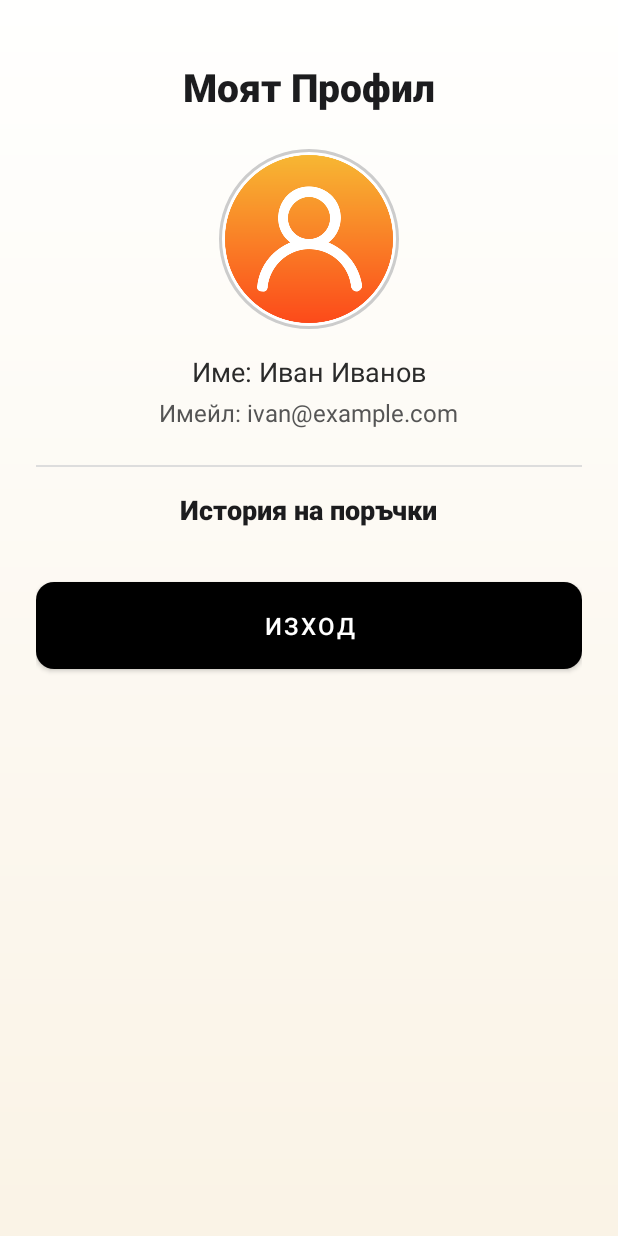
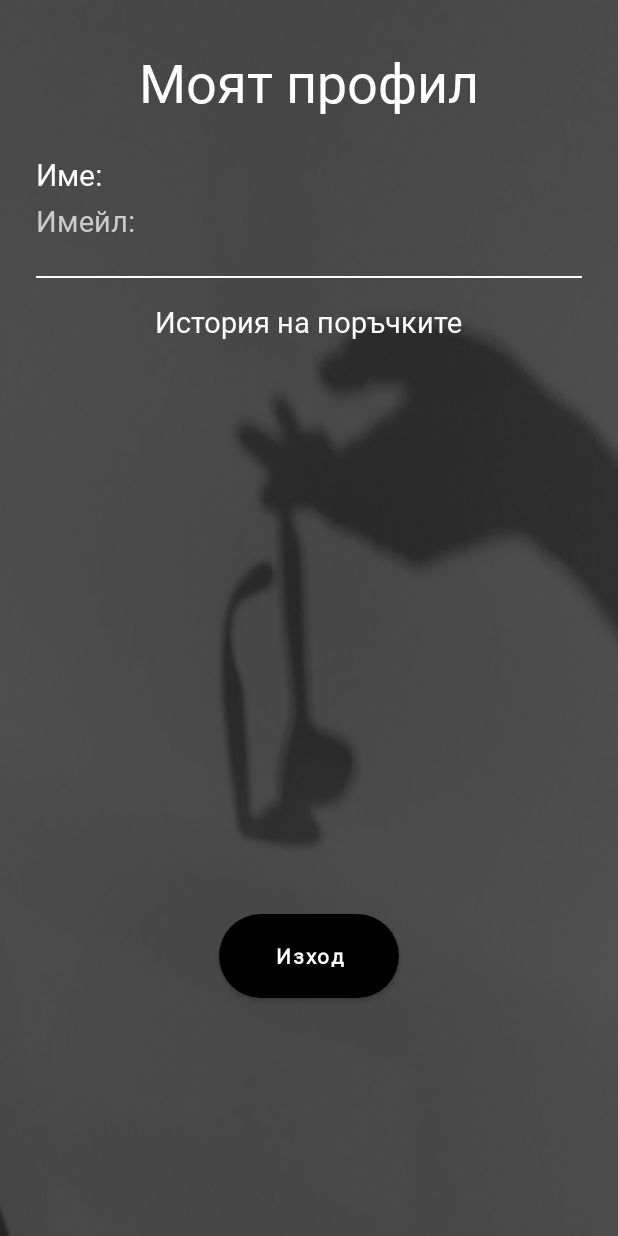
Before and after one commit to viktorkrustev/Glasses-Store, an Android app: the ProfileActivity screen opened directly, with no data from a screen before it, on a phone screen of 412 x 824 dp. Run offline under Robolectric (Android 15) with nearby library versions, the phone set to English and light mode, and no system bars; pictures from the network do not load; 2 statements that could not run were skipped.

Commit message:
activity_profile new design

```diff
--- a/app/src/main/res/layout/activity_profile.xml
+++ b/app/src/main/res/layout/activity_profile.xml
@@ -1,80 +1,82 @@
 <ScrollView xmlns:android="http://schemas.android.com/apk/res/android"
     android:layout_width="match_parent"
     android:layout_height="match_parent"
-    android:background="@drawable/background_gradient"
-    android:padding="24dp">
+    android:background="@drawable/background_profile_activity"
+    android:fillViewport="true">
+
+    <FrameLayout
+        android:layout_width="match_parent"
+        android:layout_height="wrap_content">
+
+        <!-- Semi-transparent black overlay -->
+        <View
+            android:layout_width="match_parent"
+            android:layout_height="match_parent"
+            android:background="#99000000" />
 
         <LinearLayout
             android:orientation="vertical"
             android:layout_width="match_parent"
             android:layout_height="wrap_content"
-        android:gravity="center_horizontal">
+            android:gravity="center_horizontal"
+            android:padding="24dp">
 
-        <!-- Профилно заглавие -->
+            <!-- Heading -->
             <TextView
                 android:id="@+id/profileTitle"
                 android:layout_width="wrap_content"
                 android:layout_height="wrap_content"
-            android:text="Моят Профил"
-            android:textSize="26sp"
-            android:textStyle="bold"
-            android:textColor="#1C1C1E"
-            android:layout_marginTop="16dp"
-            android:layout_marginBottom="24dp"
-            android:fontFamily="sans-serif-medium" />
+                android:text="@string/my_profile"
+                android:textSize="36sp"
+                android:textColor="@android:color/white"
+                android:fontFamily="@font/rubik_glitch_regular"
+                android:layout_marginTop="6dp"
+                android:layout_marginBottom="24dp" />
 
-        <!-- Профилна снимка с кръгъл фон -->
-        <ImageView
-            android:id="@+id/profileImage"
-            android:layout_width="120dp"
-            android:layout_height="120dp"
-            android:src="@drawable/profile"
-            android:scaleType="centerCrop"
-            android:layout_marginBottom="16dp"
-            android:background="@drawable/circle_background"
-            android:padding="4dp" />
-
-        <!-- Данни за потребителя -->
+            <!-- Content -->
             <TextView
                 android:id="@+id/tvName"
                 android:layout_width="wrap_content"
                 android:layout_height="wrap_content"
-            android:text="Име: Иван Иванов"
-            android:textSize="18sp"
-            android:textColor="#2A2A2A"
+                android:text="@string/name"
+                android:textSize="20sp"
+                android:textColor="@android:color/white"
                 android:layout_marginBottom="4dp"
-            android:fontFamily="sans-serif" />
+                android:layout_gravity="start"
+                android:gravity="start"
+                android:fontFamily="@font/rubik_glitch_regular" />
 
             <TextView
                 android:id="@+id/tvEmail"
                 android:layout_width="wrap_content"
                 android:layout_height="wrap_content"
-            android:text="Имейл: ivan@example.com"
-            android:textSize="16sp"
-            android:textColor="#555555"
+                android:text="@string/email_hint"
+                android:textSize="19sp"
+                android:textColor="#CCCCCC"
                 android:layout_marginBottom="24dp"
-            android:fontFamily="sans-serif" />
+                android:layout_gravity="start"
+                android:gravity="start"
+                android:fontFamily="@font/rubik_glitch_regular" />
 
-        <!-- Разделител -->
+            <!-- Separator -->
             <View
                 android:layout_width="match_parent"
                 android:layout_height="1dp"
-            android:background="#DDDDDD"
+                android:background="#FFFFFF"
                 android:layout_marginBottom="16dp" />
 
-        <!-- Поръчки заглавие -->
+            <!-- History -->
             <TextView
                 android:id="@+id/tvOrders"
                 android:layout_width="wrap_content"
                 android:layout_height="wrap_content"
-            android:text="История на поръчки"
-            android:textSize="18sp"
-            android:textStyle="bold"
-            android:textColor="#1C1C1E"
+                android:text="@string/cart_history"
+                android:textSize="19sp"
+                android:textColor="@android:color/white"
                 android:layout_marginBottom="12dp"
-            android:fontFamily="sans-serif-medium" />
+                android:fontFamily="@font/rubik_glitch_regular" />
 
-        <!-- Контейнер за поръчки -->
+            <!-- Orders -->
             <LinearLayout
                 android:id="@+id/ordersList"
                 android:orientation="vertical"
@@ -84,20 +86,22 @@
                 android:showDividers="middle"
                 android:dividerPadding="8dp" />
 
-        <!-- Бутон за изход -->
+            <!-- Exit button -->
             <Button
                 android:id="@+id/btnLogout"
-            android:layout_width="match_parent"
+                android:layout_width="wrap_content"
                 android:layout_height="wrap_content"
-            android:text="Изход"
-            android:textColor="#FFFFFF"
-            android:backgroundTint="#FF3B30"
-            android:layout_marginTop="24dp"
+                android:text="@string/logout"
+                style="@style/MonoButton.Beautiful"
+                android:textSize="14sp"
+                android:layout_gravity="center_horizontal"
+                android:layout_marginTop="370dp"
                 android:layout_marginBottom="16dp"
-            android:padding="12dp"
-            android:textSize="16sp"
-            android:fontFamily="sans-serif-medium"
-            android:background="@drawable/rounded_button" />
+                android:minWidth="120dp"
+                android:backgroundTint="#444444"
+                android:textColor="#FFFFFF" />
+
 
         </LinearLayout>
+    </FrameLayout>
 </ScrollView>
--- a/app/src/main/res/layout/activity_splash.xml
+++ b/app/src/main/res/layout/activity_splash.xml
@@ -8,23 +8,23 @@
         android:id="@+id/backgroundImage"
         android:layout_width="match_parent"
         android:layout_height="match_parent"
-        android:contentDescription="Background Image"
+        android:contentDescription="@null"
         android:scaleType="centerCrop"
-        android:src="@drawable/splash_bg" />
+        android:src="@drawable/background_splash" />
 
 
-    <!-- Полупрозрачен черен слой за контраст (по избор) -->
+    <!-- Полупрозрачен черен слой за контраст -->
     <View
         android:layout_width="match_parent"
         android:layout_height="match_parent"
-        android:background="#66000000" /> <!-- 66 = 40% прозрачност -->
+        android:background="#66000000" />
 
     <!-- Текст "NØIR" в центъра -->
     <TextView
         android:id="@+id/brandText"
         android:layout_width="wrap_content"
         android:layout_height="wrap_content"
-        android:text="NØIR"
+        android:text="@string/app_name"
         android:textColor="#FFFFFF"
         android:textSize="64sp"
         android:textStyle="bold"
--- a/app/src/main/res/values/strings.xml
+++ b/app/src/main/res/values/strings.xml
@@ -18,6 +18,7 @@
     <string name="register_text">Нямаш акаунт? Регистрирай се</string>
     <string name="login_title">Вход</string>
     <string name="register_se">Регистрирай се</string>
+    <string name="my_profile">Моят профил</string>
 
     <!-- UI Text -->
     <string name="welcome">Добре дошъл!</string>
@@ -31,5 +32,7 @@
     <!-- Cart -->
     <string name="cart">Количка</string>
     <string name="total">Общо:</string>
+    <string name="cart_history">История на поръчките</string>
+
 
 </resources>
```
Also changed, not shown: app/src/main/res/drawable/background_profile_activity.jpg (added), app/src/main/res/drawable/background_splash.jpg (renamed from app/src/main/res/drawable/splash_bg.jpg). Lines whose indentation alone changed are shown as unchanged.
